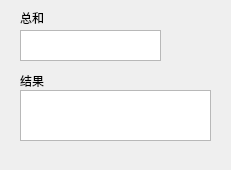
Before: the Qt Designer form quickDice/detail.ui in CycleZero/QuickDice, drawn with Qt 5.
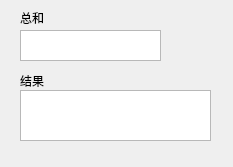
After: the same form once the commit is applied.

```diff
--- a/quickDice/detail.ui
+++ b/quickDice/detail.ui
@@ -6,8 +6,8 @@
    <rect>
     <x>0</x>
     <y>0</y>
-    <width>231</width>
-    <height>170</height>
+    <width>233</width>
+    <height>167</height>
    </rect>
   </property>
   <property name="windowTitle">
```
